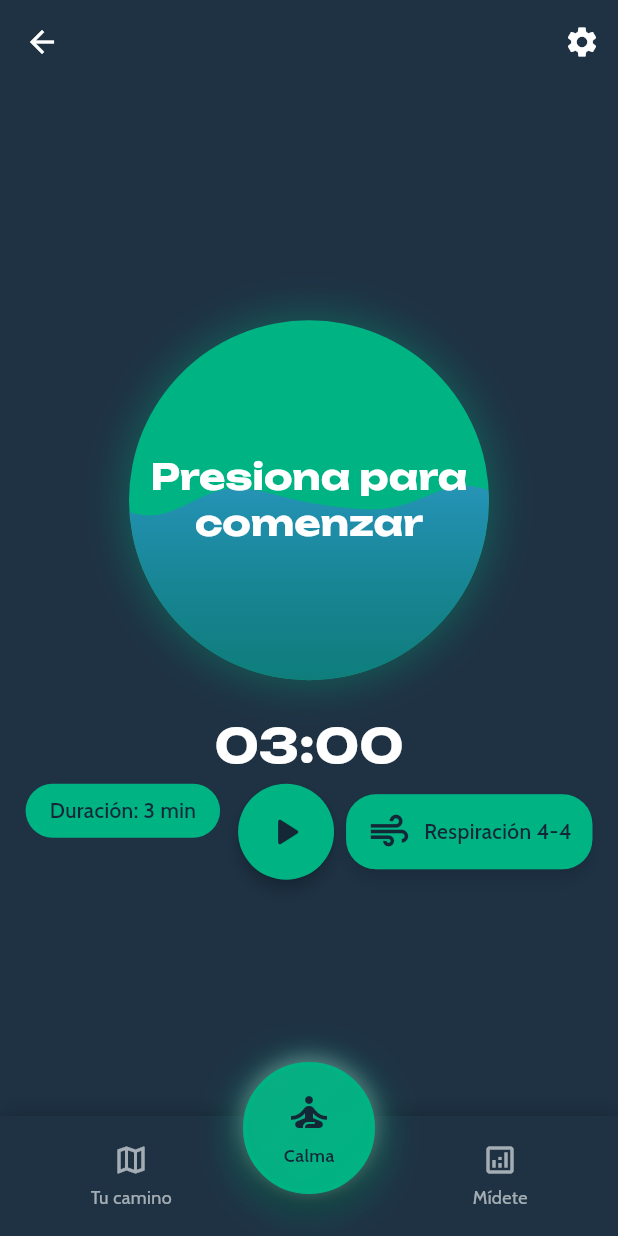
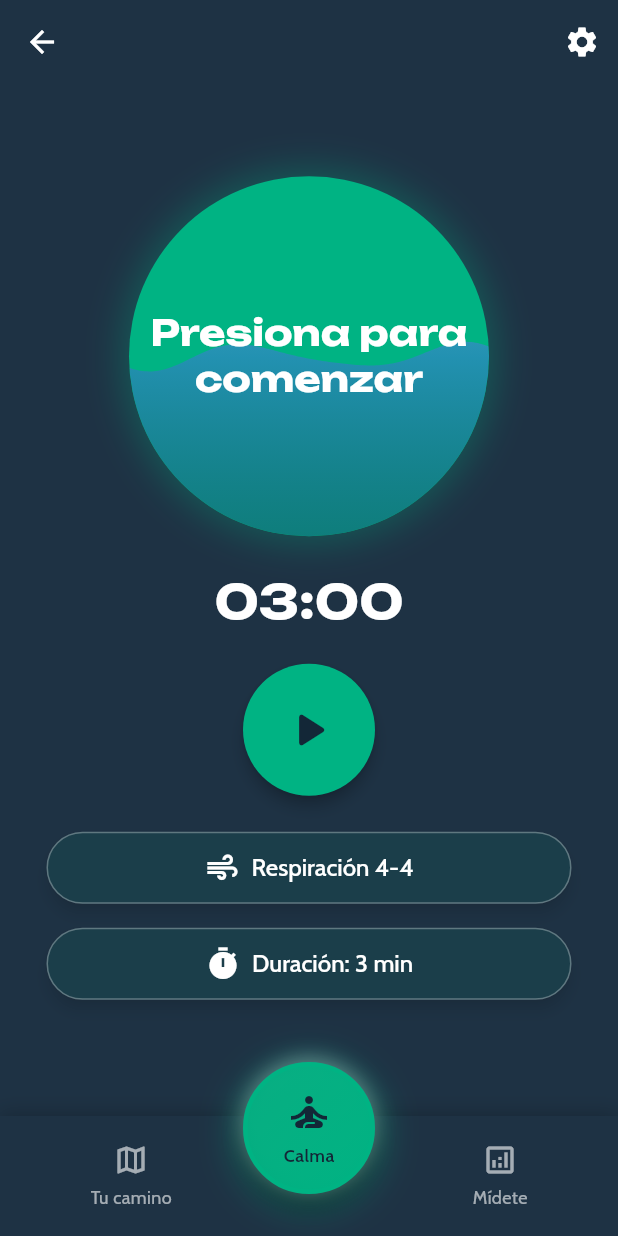
Before and after one commit to manoloah/panicbutton_app, a Flutter app: the BreathScreen screen opened by its route, on a phone screen of 412 x 824 dp. Run offline on Flutter 3.47's test engine with Material 3 defaults, Android fonts, the phone set to English and light mode, and no system bars; our stand-ins replace app_links, fl_chart, flutter_dotenv, flutter_riverpod, flutter_secure_storage, go_router and 3 more; accounts and stored records are empty.

Commit message:
Improved breathing screen and added a much better secondary button (now tertiary because secondary is really bad)

```diff
--- a/panic_button_flutter/lib/screens/breath_screen.dart
+++ b/panic_button_flutter/lib/screens/breath_screen.dart
@@ -146,7 +146,6 @@ class _BreathScreenState extends ConsumerState<BreathScreen> {
   @override
   Widget build(BuildContext context) {
     final playbackState = ref.watch(breathingPlaybackControllerProvider);
-    final tt = Theme.of(context).textTheme;
 
     // Setup listeners in the build method
     if (_isFirstBuild) {
@@ -174,8 +173,8 @@ class _BreathScreenState extends ConsumerState<BreathScreen> {
     if (!_isInitialized) {
       return Scaffold(
         backgroundColor: Theme.of(context).colorScheme.surface,
-        body: SafeArea(
-          child: const DelayedLoadingAnimation(
+        body: const SafeArea(
+          child: DelayedLoadingAnimation(
             loadingText: 'Cargando ejercicios...',
             showQuote: true,
             delayMilliseconds: 500,
@@ -183,12 +182,6 @@ class _BreathScreenState extends ConsumerState<BreathScreen> {
         ),
       );
     }
-
-    // Get device dimensions
-    const bottomNavHeight = 56.0; // Standard navbar height
-    final viewPadding = MediaQuery.of(context).padding;
-    final screenSize = MediaQuery.of(context).size;
-    final isSmallScreen = screenSize.width < 360;
 
     return Scaffold(
       backgroundColor: Theme.of(context).colorScheme.surface,
@@ -227,10 +220,10 @@ class _BreathScreenState extends ConsumerState<BreathScreen> {
                       ),
                       // Timer display
                       _buildTimerDisplay(playbackState),
-                      // Control buttons row wrapped for better layout on small screens
+                      // Control buttons with better layout
                       Padding(
-                        padding: const EdgeInsets.only(bottom: 16),
-                        child: _buildControlsRow(),
+                        padding: const EdgeInsets.only(bottom: 24, top: 16),
+                        child: _buildControlsLayout(),
                       ),
                     ],
                   ),
@@ -261,91 +254,101 @@ class _BreathScreenState extends ConsumerState<BreathScreen> {
     );
   }
 
-  Widget _buildControlsRow() {
-    final cs = Theme.of(context).colorScheme;
+  // Reorganized layout for controls following the correct hierarchy
+  Widget _buildControlsLayout() {
+    return Padding(
+      padding: const EdgeInsets.symmetric(horizontal: 16),
+      child: Column(
+        mainAxisSize: MainAxisSize.min,
+        children: [
+          // Play button centered - primary action (#1 in hierarchy)
+          Padding(
+            padding: const EdgeInsets.only(bottom: 24),
+            child: _buildPlayPauseButton(),
+          ),
+
+          // Pattern selector button (#2 in hierarchy)
+          Padding(
+            padding: const EdgeInsets.only(bottom: 16),
+            child: _buildPatternButton(),
+          ),
+
+          // Duration selector button (#3 in hierarchy)
+          Padding(
+            padding: const EdgeInsets.only(bottom: 8),
+            child: _buildDurationButton(),
+          ),
+        ],
+      ),
+    );
+  }
+
+  // Play/pause button - primary action
+  Widget _buildPlayPauseButton() {
+    final isPlaying = ref.watch(breathingPlaybackControllerProvider).isPlaying;
     final screenSize = MediaQuery.of(context).size;
     final isSmallScreen = screenSize.width < 360;
 
-    // Get the current selected pattern
-    final pattern = ref.watch(selectedPatternProvider);
-    final patternName = pattern?.name ?? 'Seleccionar patrón';
-
-    return Wrap(
-      alignment: WrapAlignment.center,
-      spacing: 12,
-      runSpacing: 12,
-      children: [
-        // Duration selector button
-        const DurationSelectorButton(),
-
-        // Row with play button and pattern selector
-        Row(
-          mainAxisSize: MainAxisSize.min,
-          children: [
-            // Play/pause button
-            Padding(
-              padding: const EdgeInsets.only(right: 8),
-              child: _buildPlayPauseButton(),
-            ),
-
-            // Pattern selector button
-            TextButton.icon(
-              onPressed: () => showGoalPatternSheet(context),
-              style: TextButton.styleFrom(
-                backgroundColor: cs.primaryContainer,
-                foregroundColor: cs.onPrimaryContainer,
-                shape: RoundedRectangleBorder(
-                  borderRadius: BorderRadius.circular(20),
-                ),
-                padding: EdgeInsets.symmetric(
-                    horizontal: isSmallScreen ? 10 : 14,
-                    vertical: isSmallScreen ? 8 : 10),
-                elevation: 4,
-                shadowColor: cs.shadow.withAlpha((0.5 * 255).toInt()),
-                side: BorderSide(
-                  color: cs.primary.withAlpha((0.4 * 255).toInt()),
-                  width: 1.5,
-                ),
-              ),
-              icon: Icon(Icons.air,
-                  size: isSmallScreen ? 24 : 30, color: cs.onPrimaryContainer),
-              label: Text(
-                patternName,
-                overflow: TextOverflow.ellipsis,
-                style: Theme.of(context).textTheme.bodyMedium?.copyWith(
-                      fontWeight: FontWeight.w500,
-                      color: cs.onPrimaryContainer,
-                      fontSize: isSmallScreen ? 12 : 14,
-                    ),
-                maxLines: 1,
-              ),
-            ),
-          ],
-        ),
-      ],
-    );
-  }
-
-  Widget _buildPlayPauseButton() {
-    final isPlaying = ref.watch(breathingPlaybackControllerProvider).isPlaying;
-    final cs = Theme.of(context).colorScheme;
-    final screenSize = MediaQuery.of(context).size;
-    final isSmallScreen = screenSize.width < 360;
-
-    // Use a regular material button instead of FloatingActionButton
     return ElevatedButton(
       onPressed: _toggleBreathing,
       style: ElevatedButton.styleFrom(
-        backgroundColor: cs.primaryContainer,
-        foregroundColor: cs.onPrimaryContainer,
+        backgroundColor: Theme.of(context).colorScheme.primary,
+        foregroundColor: Theme.of(context).colorScheme.onPrimary,
         shape: const CircleBorder(),
-        padding: EdgeInsets.all(isSmallScreen ? 12 : 16),
+        padding: EdgeInsets.all(isSmallScreen ? 16 : 24),
         elevation: 4,
       ),
       child: Icon(
         isPlaying ? Icons.pause_rounded : Icons.play_arrow_rounded,
-        size: isSmallScreen ? 24 : 32,
+        size: isSmallScreen ? 32 : 40,
       ),
+    );
+  }
+
+  // Pattern selector button - uses new 3D secondary button style
+  Widget _buildPatternButton() {
+    final pattern = ref.watch(selectedPatternProvider);
+    final patternName = pattern?.name ?? 'Seleccionar patrón';
+    final screenSize = MediaQuery.of(context).size;
+    final isSmallScreen = screenSize.width < 360;
+
+    return Container(
+      width: double.infinity,
+      constraints: BoxConstraints(
+        maxWidth: isSmallScreen ? 280 : 350,
+      ),
+      child: TextButton.icon(
+        onPressed: () => showGoalPatternSheet(context),
+        style: Theme.of(context).outlinedButtonTheme.style,
+        icon: const Icon(
+          Icons.air,
+          size: 24,
+        ),
+        label: Text(
+          patternName,
+          style: const TextStyle(
+            fontSize: 16,
+            fontWeight: FontWeight.w500,
+          ),
+          overflow: TextOverflow.ellipsis,
+          maxLines: 1,
+        ),
+      ),
+    );
+  }
+
+  // Duration selector - uses the DurationSelectorButton to preserve functionality
+  Widget _buildDurationButton() {
+    final screenSize = MediaQuery.of(context).size;
+    final isSmallScreen = screenSize.width < 360;
+
+    // Using a container to apply custom styling to the DurationSelectorButton
+    return Container(
+      width: double.infinity,
+      constraints: BoxConstraints(
+        maxWidth: isSmallScreen ? 280 : 350,
+      ),
+      child: const DurationSelectorButton(),
     );
   }
 
--- a/panic_button_flutter/lib/widgets/duration_selector_button.dart
+++ b/panic_button_flutter/lib/widgets/duration_selector_button.dart
@@ -10,20 +10,18 @@ class DurationSelectorButton extends ConsumerWidget {
   Widget build(BuildContext context, WidgetRef ref) {
     final selectedDuration = ref.watch(selectedDurationProvider);
 
-    return GestureDetector(
-      onTap: () => _showDurationPicker(context, ref),
-      child: Container(
-        padding: const EdgeInsets.symmetric(horizontal: 16, vertical: 8),
-        decoration: BoxDecoration(
-          color: Theme.of(context).colorScheme.primaryContainer,
-          borderRadius: BorderRadius.circular(20),
-        ),
-        child: Text(
-          'Duración: $selectedDuration min',
-          style: TextStyle(
-            color: Theme.of(context).colorScheme.onPrimaryContainer,
-            fontWeight: FontWeight.w500,
-          ),
+    return TextButton.icon(
+      onPressed: () => _showDurationPicker(context, ref),
+      style: Theme.of(context).outlinedButtonTheme.style,
+      icon: const Icon(
+        Icons.timer,
+        size: 24,
+      ),
+      label: Text(
+        'Duración: $selectedDuration min',
+        style: const TextStyle(
+          fontSize: 16,
+          fontWeight: FontWeight.w500,
         ),
       ),
     );
@@ -63,7 +61,6 @@ class _DurationPickerSheetState extends ConsumerState<_DurationPickerSheet> {
 
   @override
   Widget build(BuildContext context) {
-    final cs = Theme.of(context).colorScheme;
     final tt = Theme.of(context).textTheme;
 
     return SafeArea(
@@ -94,7 +91,6 @@ class _DurationPickerSheetState extends ConsumerState<_DurationPickerSheet> {
             Text(
               '$_selectedDuration minutos',
               style: tt.displaySmall?.copyWith(
-                color: cs.primary,
                 fontWeight: FontWeight.bold,
               ),
             ),
@@ -105,7 +101,7 @@ class _DurationPickerSheetState extends ConsumerState<_DurationPickerSheet> {
               min: 1,
               max: 30,
               divisions: 29,
-              activeColor: cs.primary,
+              activeColor: Theme.of(context).colorScheme.primary,
               onChanged: (value) {
                 setState(() {
                   _selectedDuration = value.round();
@@ -137,8 +133,8 @@ class _DurationPickerSheetState extends ConsumerState<_DurationPickerSheet> {
                 Navigator.pop(context);
               },
               style: ElevatedButton.styleFrom(
-                backgroundColor: cs.primary,
-                foregroundColor: cs.onPrimary,
+                backgroundColor: Theme.of(context).colorScheme.primary,
+                foregroundColor: Theme.of(context).colorScheme.onPrimary,
                 minimumSize: const Size(double.infinity, 50),
                 shape: RoundedRectangleBorder(
                   borderRadius: BorderRadius.circular(12),
@@ -153,7 +149,6 @@ class _DurationPickerSheetState extends ConsumerState<_DurationPickerSheet> {
   }
 
   Widget _buildDurationChip(int minutes) {
-    final cs = Theme.of(context).colorScheme;
     final isSelected = _selectedDuration == minutes;
 
     return GestureDetector(
@@ -165,13 +160,17 @@ class _DurationPickerSheetState extends ConsumerState<_DurationPickerSheet> {
       child: Container(
         padding: const EdgeInsets.symmetric(horizontal: 12, vertical: 8),
         decoration: BoxDecoration(
-          color: isSelected ? cs.primary : cs.surfaceVariant,
+          color: isSelected
+              ? Theme.of(context).colorScheme.primary
+              : Theme.of(context).colorScheme.surfaceVariant,
           borderRadius: BorderRadius.circular(16),
         ),
         child: Text(
           '$minutes',
           style: TextStyle(
-            color: isSelected ? cs.onPrimary : cs.onSurfaceVariant,
+            color: isSelected
+                ? Theme.of(context).colorScheme.onPrimary
+                : Theme.of(context).colorScheme.onSurfaceVariant,
             fontWeight: isSelected ? FontWeight.bold : FontWeight.normal,
           ),
         ),
```
Also changed, not shown: panic_button_flutter/lib/theme/app_theme.dart (+43 -22 lines), 1 other file.
